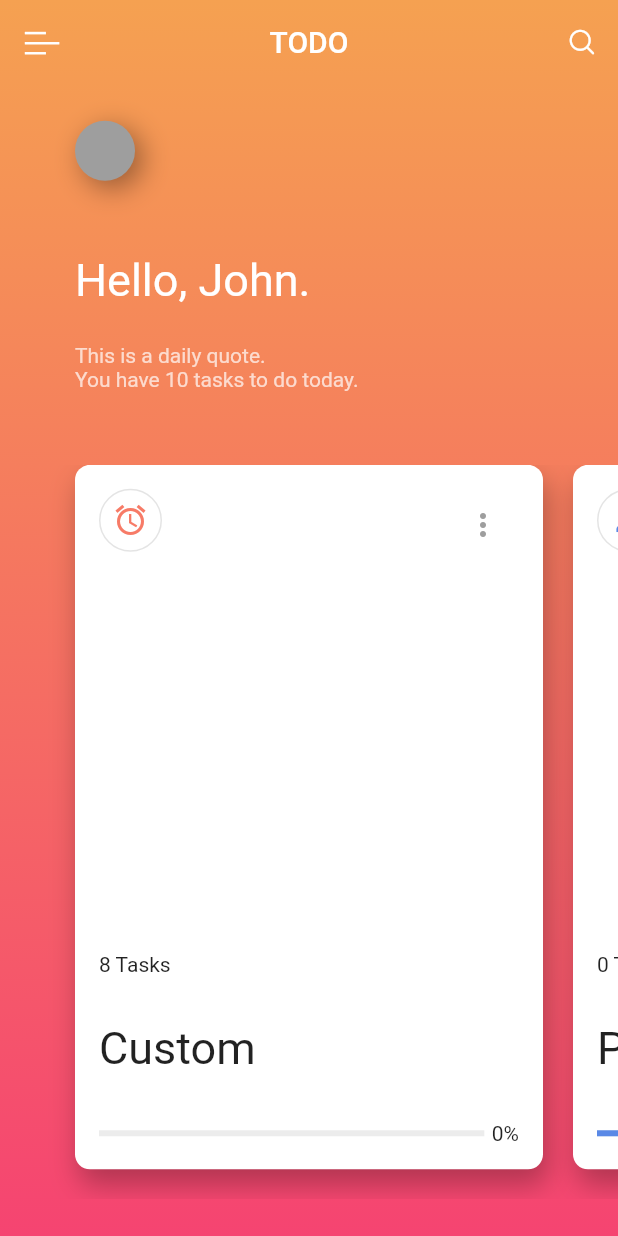
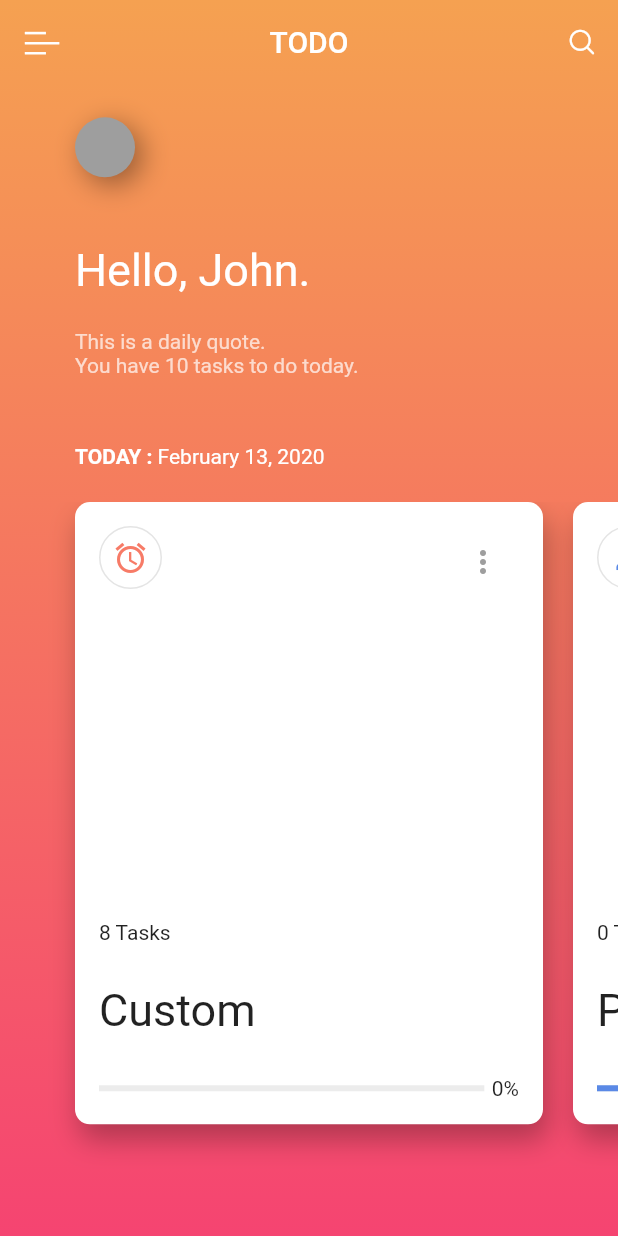
Before and after one commit to MarcL01/FlutterTodo, a Flutter app: the screen it shows after launch, on a phone screen of 412 x 824 dp. Run offline on Flutter 3.47's test engine with Material 2 defaults, Android fonts, the phone set to English and light mode, and no system bars.

Commit message:
Display Todays Date

```diff
--- a/lib/pages/Home.dart
+++ b/lib/pages/Home.dart
@@ -1,4 +1,5 @@
 import 'package:flutter/material.dart';
+import 'package:intl/intl.dart';
 import 'package:todo/DummyData.dart';
 import 'package:todo/CustomIcons.dart';
 import 'package:todo/objects/TodoObject.dart';
@@ -121,17 +122,40 @@ class _HomePageState extends State<HomePage> with TickerProviderStateMixin {
             Spacer(
               flex: 2,
             ),
+            Padding(
+              padding: EdgeInsets.only(
+                left: 50.0,
+              ),
+              child: RichText(
+                text: TextSpan(
+                  children: [
+                    TextSpan(
+                      text: "TODAY : ",
+                      style: TextStyle(
+                        color: Colors.white,
+                        fontWeight: FontWeight.w600,
+                      ),
+                    ),
+                    TextSpan(
+                      text: DateFormat.yMMMMd().format(DateTime.now()),
+                      style: TextStyle(
+                        color: Colors.white,
+                      ),
+                    ),
+                  ],
+                ),
+              ),
+            ),
+            Spacer(),
             Expanded(
               flex: 20,
               child: ListView.builder(
                 itemBuilder: (context, index) {
                   TodoObject todoObject = todos[index];
-                  EdgeInsets padding = EdgeInsets.only(left: 10.0, right: 10.0, bottom: 20.0);
-
                   double percentComplete = todoObject.percentComplete();
 
                   return Padding(
-                      padding: padding,
+                    padding: EdgeInsets.only(left: 10.0, right: 10.0, bottom: 30.0),
                     child: InkWell(
                       onTap: () {
                         Navigator.of(context).push(
@@ -287,8 +311,10 @@ class _HomePageState extends State<HomePage> with TickerProviderStateMixin {
                               ),
                             ),
                           ],
-                            )),
-                      ));
+                        ),
+                      ),
+                    ),
+                  );
                 },
                 padding: EdgeInsets.only(left: 40.0, right: 40.0),
                 scrollDirection: Axis.horizontal,
@@ -298,7 +324,9 @@ class _HomePageState extends State<HomePage> with TickerProviderStateMixin {
                 itemCount: todos.length,
               ),
             ),
-            Spacer(),
+            Spacer(
+              flex: 2,
+            ),
           ],
         ),
       ),
```
Lines whose indentation alone changed are shown as unchanged.
